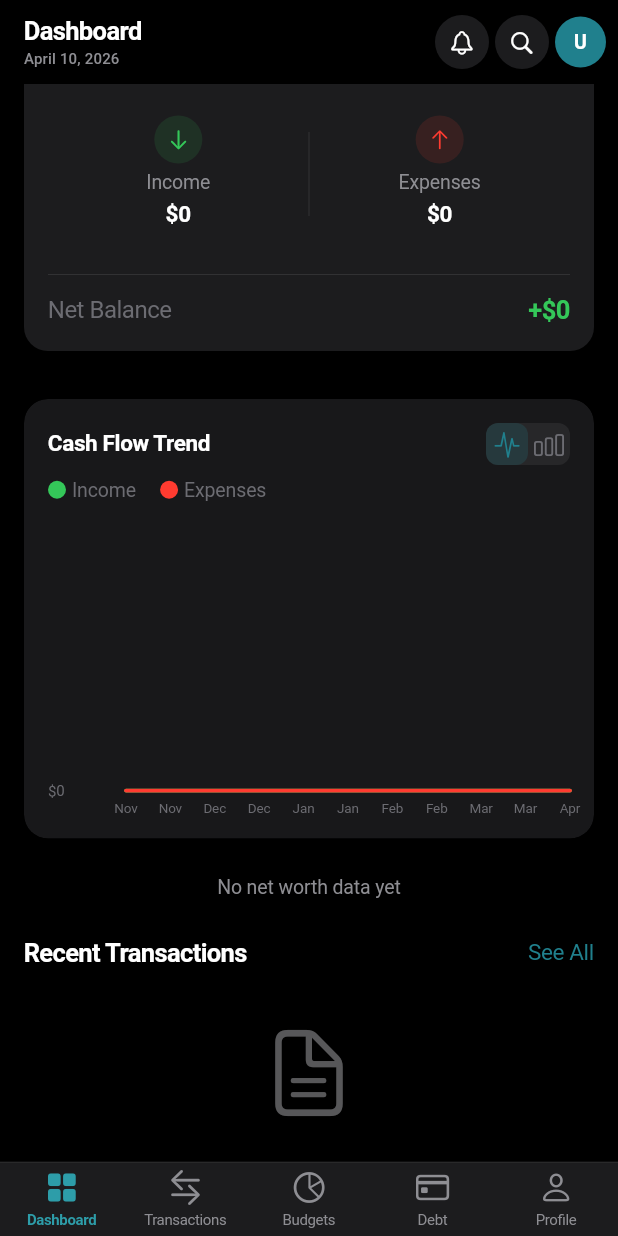
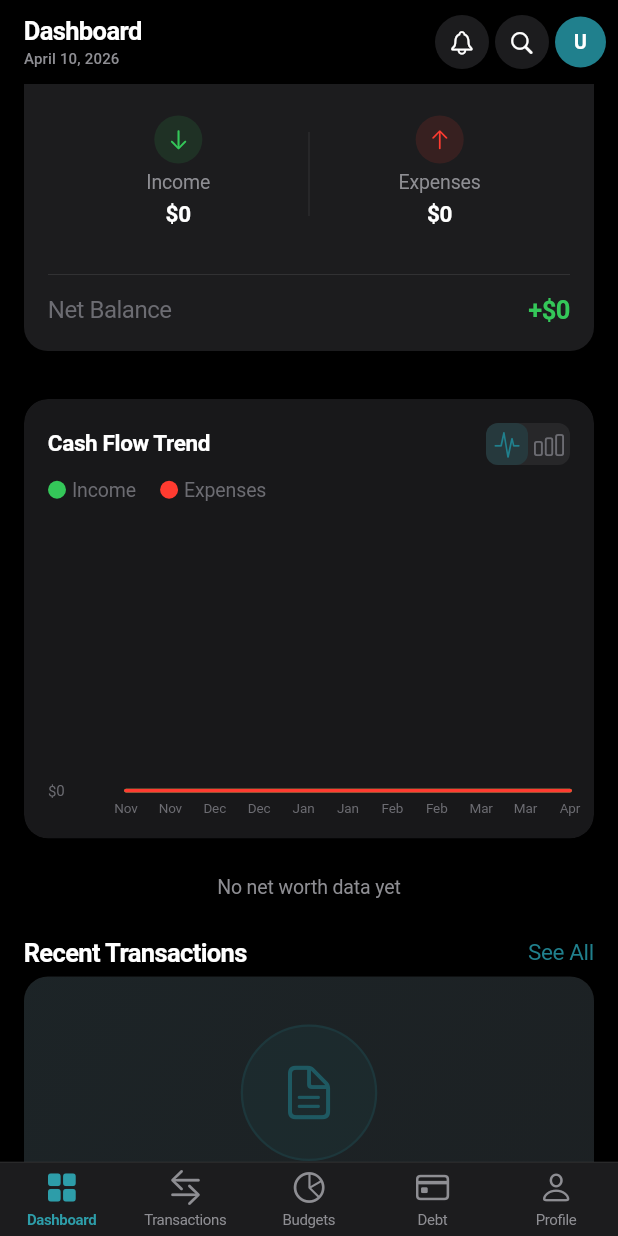
Before and after one commit to Soliperso/fin_mate, a Flutter app: the DashboardPage screen opened by its route, scrolled down 576 dp, on a phone screen of 412 x 824 dp. Run offline on Flutter 3.47's test engine with Material 3 defaults, Android fonts, the light colour scheme and no system bars; drawn by our look-alikes of fl_chart; our stand-ins replace connectivity_plus, csv, easy_localization, equatable, file_picker, flutter_dotenv and 13 more; missing offline and left inert: flutter_jailbreak_detection, google_mlkit_text_recognition, otp; accounts and stored records are empty; network calls fail.

Commit message:
Fix Recent Transactions empty state — revert to EmptyStateCard for proper styling

```diff
--- a/lib/features/dashboard/presentation/pages/dashboard_page.dart
+++ b/lib/features/dashboard/presentation/pages/dashboard_page.dart
@@ -10,7 +10,6 @@ import '../../../../shared/widgets/section_header.dart';
 import '../../../../core/providers/display_format_provider.dart';
 import '../../../../core/services/notification_provider.dart';
 import '../../../../shared/widgets/loading_skeleton.dart';
-import '../../../../shared/widgets/empty_state.dart';
 import '../../../../shared/widgets/empty_state_card.dart';
 import '../../../../shared/widgets/ads/ad_banner_widget.dart';
 import '../../../auth/presentation/providers/auth_providers.dart';
@@ -349,10 +348,11 @@ class _RecentTransactionsCard extends StatelessWidget {
         mainAxisSize: MainAxisSize.min,
         crossAxisAlignment: CrossAxisAlignment.stretch,
         children: [
-          EmptyState(
+          EmptyStateCard(
             icon: CupertinoIcons.doc_text,
             title: 'dashboard.noTransactions'.tr(),
             message: 'dashboard.noTransactionsMessage'.tr(),
+            backgroundColor: AppColors.brandTeal,
           ),
           const SizedBox(height: AppSizes.md),
           SizedBox(
```
